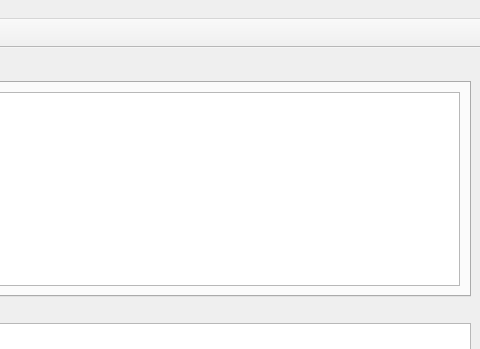
ger-ator/turnos, file ui/mainwindow.ui: the form before one commit; both pictures show x 320 to 800 and y 0 to 349 of the 800 by 600 pixel window.
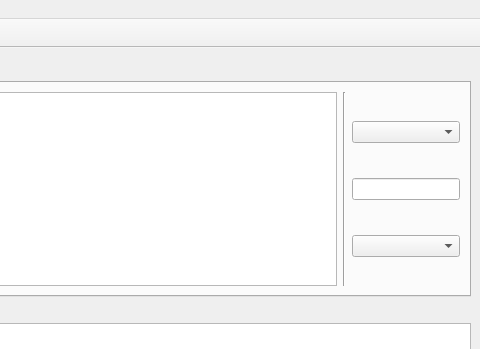
The form after the commit. The open tabs and pages were chosen to show the change. Icons and pictures are not drawn. Custom widgets are drawn as their Qt base class.

Commit message: Añadido filtrado a vista de bajas.

What changed in the file:
```diff
--- a/ui/mainwindow.ui
+++ b/ui/mainwindow.ui
@@ -111,6 +111,33 @@
           </attribute>
          </widget>
         </item>
+        <item row="0" column="2">
+         <layout class="QVBoxLayout" name="verticalLayout">
+          <item>
+           <widget class="QComboBox" name="filtro_cbox"/>
+          </item>
+          <item>
+           <widget class="QLineEdit" name="buscar_ledit">
+            <property name="sizePolicy">
+             <sizepolicy hsizetype="Preferred" vsizetype="Fixed">
+              <horstretch>0</horstretch>
+              <verstretch>0</verstretch>
+             </sizepolicy>
+            </property>
+           </widget>
+          </item>
+          <item>
+           <widget class="QComboBox" name="buscar_cbox"/>
+          </item>
+         </layout>
+        </item>
+        <item row="0" column="1">
+         <widget class="Line" name="line">
+          <property name="orientation">
+           <enum>Qt::Vertical</enum>
+          </property>
+         </widget>
+        </item>
        </layout>
       </widget>
      </widget>
```
The commit also changes 1 other file.
